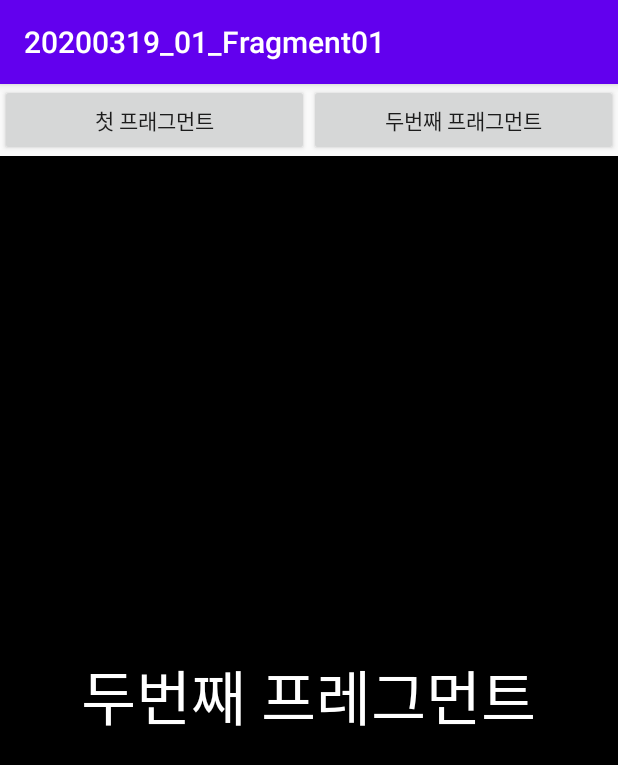
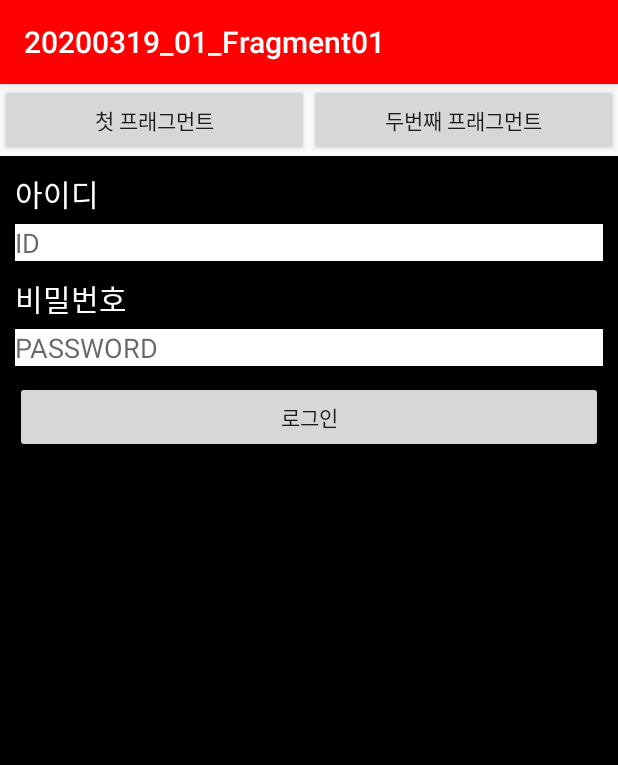
Before and after one commit to alonso14ss/20200319_01_Fragment01, an Android app: the screen it shows after launch (MainActivity), after a tap on "두번째 프래그먼트", on a phone screen of 412 x 824 dp. Shown: the top 765 px of the screen. Run offline under Robolectric (Android 15) with nearby library versions, the phone set to English and light mode, and no system bars; our stand-ins replace data binding.

Commit message:
완성 후 colors.xml 색상 추가

```diff
--- a/app/src/main/java/co/kr/tjoeun/helloworld/a20200319_01_fragment01/fragments/FirstFragment.java
+++ b/app/src/main/java/co/kr/tjoeun/helloworld/a20200319_01_fragment01/fragments/FirstFragment.java
@@ -4,6 +4,7 @@ import android.os.Bundle;
 import android.view.LayoutInflater;
 import android.view.View;
 import android.view.ViewGroup;
+import android.widget.Toast;
 
 import androidx.annotation.NonNull;
 import androidx.annotation.Nullable;
@@ -28,7 +29,15 @@ public class FirstFragment extends Fragment {
     public void onActivityCreated(@Nullable Bundle savedInstanceState) {
         super.onActivityCreated(savedInstanceState);
 
+        binding.infoToastBtn.setOnClickListener(new View.OnClickListener() {
+            @Override
+            public void onClick(View v) {
+                String name = binding.nameEdt.getText().toString();
+                String phone = binding.phoneEdt.getText().toString();
 
+                Toast.makeText(getActivity(),String.format("%s : %s", name,phone), Toast.LENGTH_SHORT).show();
+            }
+        });
 
     }
 
--- a/app/src/main/java/co/kr/tjoeun/helloworld/a20200319_01_fragment01/fragments/SecondFragment.java
+++ b/app/src/main/java/co/kr/tjoeun/helloworld/a20200319_01_fragment01/fragments/SecondFragment.java
@@ -4,23 +4,48 @@ import android.os.Bundle;
 import android.view.LayoutInflater;
 import android.view.View;
 import android.view.ViewGroup;
+import android.widget.Toast;
 
 import androidx.annotation.NonNull;
 import androidx.annotation.Nullable;
+import androidx.databinding.DataBindingUtil;
 import androidx.fragment.app.Fragment;
 
 import co.kr.tjoeun.helloworld.a20200319_01_fragment01.R;
+import co.kr.tjoeun.helloworld.a20200319_01_fragment01.databinding.FragmentSecondBinding;
 
 public class SecondFragment extends Fragment {
+
+    FragmentSecondBinding binding = null;
 
     @Nullable
     @Override
     public View onCreateView(@NonNull LayoutInflater inflater, @Nullable ViewGroup container, @Nullable Bundle savedInstanceState) {
-        return inflater.inflate(R.layout.fragment_second, container, false);
+        binding = DataBindingUtil.inflate(inflater, R.layout.fragment_second, container,false);
+        return binding.getRoot();
     }
 
     @Override
     public void onActivityCreated(@Nullable Bundle savedInstanceState) {
         super.onActivityCreated(savedInstanceState);
+
+        binding.loginBtn.setOnClickListener(new View.OnClickListener() {
+            @Override
+            public void onClick(View v) {
+                String id = binding.idEdt.getText().toString();
+                String pw = binding.pwEdt.getText().toString();
+
+                if(id.equals("admin") && pw.equals("asdf1234")){
+                    Toast.makeText(getActivity(), "관리자 로그인!", Toast.LENGTH_SHORT).show();
+                }
+                else if(id.equals("admin") && pw != "asdf1234"){
+                    Toast.makeText(getActivity(), "비번이 틀렸음", Toast.LENGTH_SHORT).show();
+                }else if(id !="admin" && pw.equals("asdf1234")){
+                    Toast.makeText(getActivity(), "아이디 틀림", Toast.LENGTH_SHORT).show();
+                }else{
+                    Toast.makeText(getActivity(), "제대로 입력해", Toast.LENGTH_SHORT).show();
+                }
+            }
+        });
     }
 }
--- a/app/src/main/res/layout/fragment_second.xml
+++ b/app/src/main/res/layout/fragment_second.xml
@@ -1,18 +1,54 @@
 <?xml version="1.0" encoding="utf-8"?>
-<LinearLayout
+<layout>
 
-    xmlns:android="http://schemas.android.com/apk/res/android"
+    <LinearLayout xmlns:android="http://schemas.android.com/apk/res/android"
         android:layout_width="match_parent"
         android:layout_height="match_parent"
         android:orientation="vertical"
-    android:gravity="center"
-    android:background="#000000">
+        android:background="#000000"
+        android:padding="10dp">
 
         <TextView
             android:layout_width="wrap_content"
             android:layout_height="wrap_content"
-        android:textSize="40sp"
-        android:text="두번째 프레그먼트"
-        android:textColor="#ffffff"/>
+            android:text="아이디"
+            android:textColor="#ffffff"
+            android:textSize="20sp"/>
+
+        <EditText
+            android:id="@+id/idEdt"
+            android:layout_marginTop="5dp"
+            android:layout_width="match_parent"
+            android:layout_height="wrap_content"
+            android:singleLine="true"
+            android:background="#ffffff"
+            android:hint="ID"/>
+
+        <TextView
+            android:layout_width="wrap_content"
+            android:layout_height="wrap_content"
+            android:layout_marginTop="10dp"
+            android:textColor="#ffffff"
+            android:textSize="20sp"
+            android:text="비밀번호"/>
+
+        <EditText
+            android:id="@+id/pwEdt"
+            android:layout_marginTop="5dp"
+            android:layout_width="match_parent"
+            android:layout_height="wrap_content"
+            android:inputType="textPassword"
+            android:background="#ffffff"
+            android:hint="PASSWORD"/>
+
+        <Button
+            android:layout_marginTop="10dp"
+            android:id="@+id/loginBtn"
+            android:layout_width="match_parent"
+            android:layout_height="wrap_content"
+            android:text="로그인"/>
+
 
     </LinearLayout>
+
+</layout>
--- a/app/src/main/res/values/colors.xml
+++ b/app/src/main/res/values/colors.xml
@@ -1,6 +1,8 @@
 <?xml version="1.0" encoding="utf-8"?>
 <resources>
-    <color name="colorPrimary">#6200EE</color>
-    <color name="colorPrimaryDark">#3700B3</color>
-    <color name="colorAccent">#03DAC5</color>
+    <color name="colorPrimary">#FF0000</color>
+    <color name="colorPrimaryDark">#AA0000</color>
+    <color name="colorAccent">#00FF00</color>
+
+    <color name="lightText">#ffffff</color>
 </resources>
```
Lines whose indentation alone changed are shown as unchanged.
